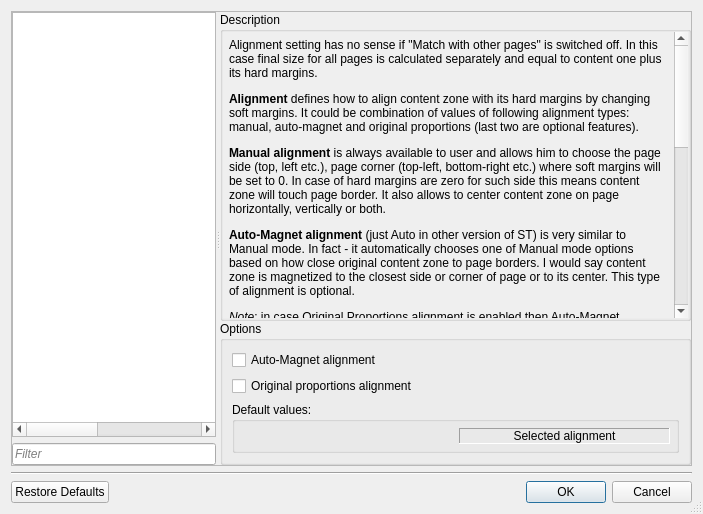
Above: src/app/ui/SettingsDialog.ui from noobie-iv/scantailor-universal before the change. Below: the same form after it.
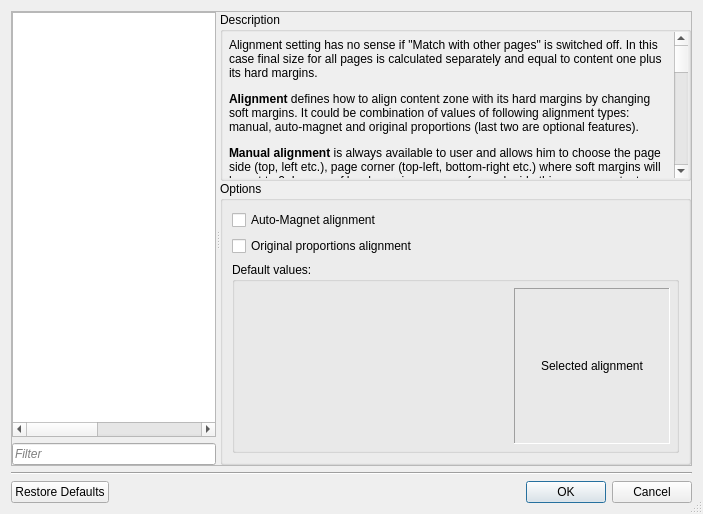
That is the form after the change. The open tabs and pages were chosen to show the change. Icons and pictures are not drawn. Custom widgets are drawn as their Qt base class.

Commit message: Fix settings "page alignment" label size

Patch:
```diff
--- a/src/app/ui/SettingsDialog.ui
+++ b/src/app/ui/SettingsDialog.ui
@@ -2963,7 +2963,7 @@
               <item>
                <widget class="QLabel" name="lblSelectedAlignment">
                 <property name="sizePolicy">
-                 <sizepolicy hsizetype="Minimum" vsizetype="Minimum">
+                 <sizepolicy hsizetype="Fixed" vsizetype="Fixed">
                   <horstretch>0</horstretch>
                   <verstretch>0</verstretch>
                  </sizepolicy>
@@ -2971,7 +2971,7 @@
                 <property name="minimumSize">
                  <size>
                   <width>156</width>
-                  <height>0</height>
+                  <height>156</height>
                  </size>
                 </property>
                 <property name="toolTip">
```
